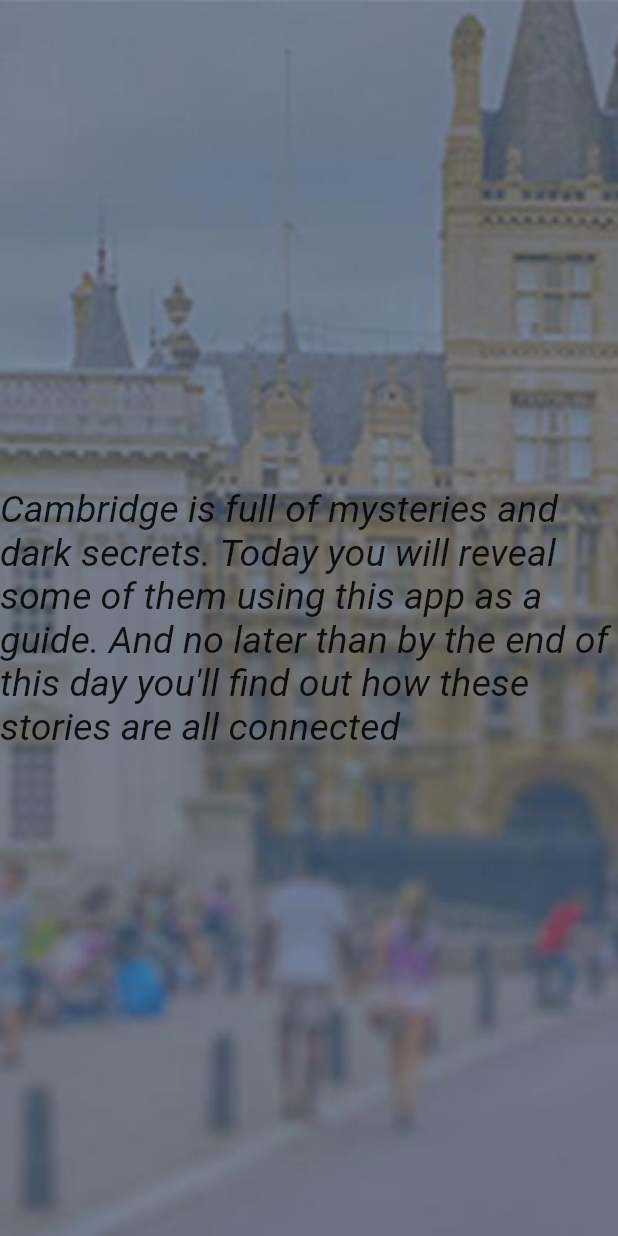
After one commit to ethandsz/detectivedaysout, a Flutter app: the Instructions screen opened directly, on a phone screen of 412 x 824 dp. The commit adds this screen. Run offline on Flutter 3.47's test engine with Material 2 defaults, Android fonts, the phone set to English and light mode, and no system bars; drawn by our look-alikes of animated_text_kit; our stand-ins replace geolocator, google_maps_flutter, location, permission_handler.

Commit message:
instruction page added, button on log in added

```diff
--- a/lib/home.dart
+++ b/lib/home.dart
@@ -1,5 +1,4 @@
 import 'package:flutter/material.dart';
-import './variables.dart' as variables;
 import './login.dart' as login;
 
 class Home extends StatefulWidget {
@@ -14,14 +13,15 @@ class _HomeState extends State<Home> {
   Widget build(BuildContext context) {
     return Scaffold(
       body: Container(
-        decoration: BoxDecoration(
+        decoration: const BoxDecoration(
           image: DecorationImage(
             image: AssetImage('assets/homelogo.png'),
+            fit: BoxFit.cover,
           ),
         ),
         child: GestureDetector(onTap: () {
           Navigator.push(context,
-              MaterialPageRoute(builder: (context) => login.LoginPage()));
+              MaterialPageRoute(builder: (context) => const login.LoginPage()));
         }),
       ),
     );
--- /dev/null
+++ b/lib/instruction_page.dart
@@ -0,0 +1,68 @@
+import 'package:flutter/material.dart';
+import './map.dart' as map;
+// ignore: library_prefixes
+
+import 'package:animated_text_kit/animated_text_kit.dart';
+
+class Instructions extends StatefulWidget {
+  const Instructions({Key? key}) : super(key: key);
+
+  @override
+  _InstructionsState createState() => _InstructionsState();
+}
+
+class _InstructionsState extends State<Instructions>
+    with TickerProviderStateMixin {
+  @override
+  Widget build(BuildContext context) {
+    return Scaffold(
+        body: Container(
+            decoration: BoxDecoration(
+              image: DecorationImage(
+                image: AssetImage('assets/background.jpeg'),
+                fit: BoxFit.cover,
+              ),
+            ),
+            child: GestureDetector(
+                child: Center(child: textPart()),
+                onDoubleTap: () {
+                  Navigator.push(
+                      context,
+                      MaterialPageRoute(
+                          builder: (context) => const map.MapScreen()));
+                })));
+  }
+
+  Widget textPart() => AnimatedTextKit(animatedTexts: [
+        TypewriterAnimatedText(
+          "Cambridge is full of mysteries and dark secrets. Today you will reveal some of them using this app as a guide. And no later than by the end of this day you'll find out how these stories are all connected",
+          textStyle: TextStyle(fontSize: 25, fontStyle: FontStyle.italic),
+          speed: Duration(milliseconds: 70),
+        ),
+        TypewriterAnimatedText(
+          "Collect the facts and stories, visit all the marked locations around the town and complete the tasks. All these bits of information will help your deductive minds to come to the right conclusion when you'll be witnessing some events tonight.",
+          textStyle: TextStyle(fontSize: 1, fontStyle: FontStyle.italic),
+          speed: Duration(milliseconds: 1),
+        ),
+        TypewriterAnimatedText(
+          "When you arrive at each location, the information in the app will unlock automatically for you. Read it, watch it, discover the site. Analyze all the smallest details.",
+          textStyle: TextStyle(fontSize: 25, fontStyle: FontStyle.italic),
+          speed: Duration(milliseconds: 1),
+        ),
+        TypewriterAnimatedText(
+          "Apart from the locations you’ll need to visit today, on the map you can also see the signs marking pubs, cafes and restaurants around the city offering you special meal deals and allowing you to charge your electronic devices. Your badge is your pass, use it to claim your special deal.",
+          textStyle: TextStyle(fontSize: 25, fontStyle: FontStyle.italic),
+          speed: Duration(milliseconds: 1),
+        ),
+        TypewriterAnimatedText(
+          "Don’t forget to arrive at the evening performance location marked on the map not later than by 5.30PM.",
+          textStyle: TextStyle(fontSize: 25, fontStyle: FontStyle.italic),
+          speed: Duration(milliseconds: 1),
+        ),
+        TypewriterAnimatedText(
+          "Enjoy!",
+          textStyle: TextStyle(fontSize: 25, fontStyle: FontStyle.italic),
+          speed: Duration(milliseconds: 1),
+        ),
+      ], isRepeatingAnimation: false, repeatForever: false);
+}
--- a/lib/main.dart
+++ b/lib/main.dart
@@ -6,6 +6,7 @@
 import './variables.dart' as variables;
 import './methods.dart' as methods;
 import './login.dart' as login;
+import './instruction_page.dart';
 
 void main() => runApp(const MyApp());
 
--- a/pubspec.yaml
+++ b/pubspec.yaml
@@ -35,11 +35,13 @@ dependencies:
   # Use with the CupertinoIcons class for iOS style icons.
   cupertino_icons: ^1.0.2
 
+
   dio: ^4.0.0
   google_maps_flutter: ^2.0.2
   geolocator: ^8.2.0
   permission_handler: ^9.1.0
   location: ^4.2.0
+  animated_text_kit: ^4.2.1
 
 dev_dependencies:
   flutter_test:
```
Also changed, not shown: lib/login.dart (+19 -10 lines), lib/text.dart (added, +32 -0 lines), assets/background.jpeg (added), assets/pergamena.png (added), pubspec.lock.
